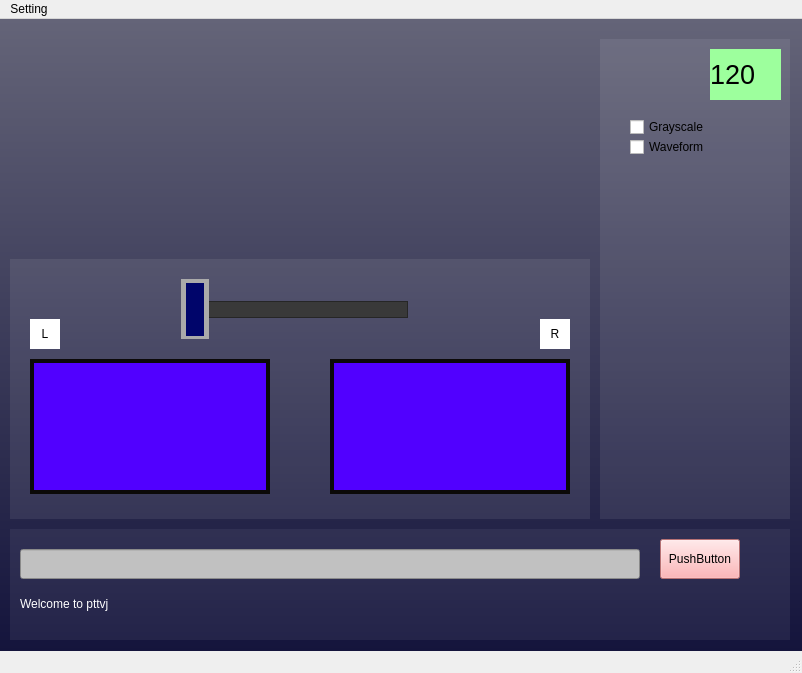
The window that pttvj/mainwindow.ui (monptt/pttvj) describes before a commit, drawn with Qt 5.
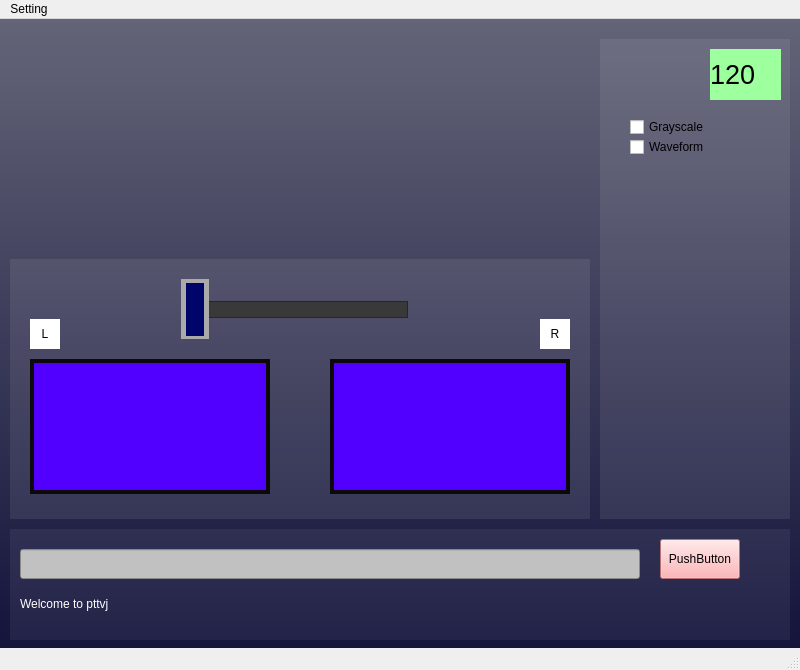
The same window after the commit.

Commit message: window size fix

Patch:
```diff
--- a/pttvj/mainwindow.ui
+++ b/pttvj/mainwindow.ui
@@ -6,10 +6,22 @@
    <rect>
     <x>0</x>
     <y>0</y>
-    <width>802</width>
-    <height>673</height>
+    <width>800</width>
+    <height>670</height>
    </rect>
   </property>
+  <property name="minimumSize">
+   <size>
+    <width>800</width>
+    <height>670</height>
+   </size>
+  </property>
+  <property name="maximumSize">
+   <size>
+    <width>800</width>
+    <height>670</height>
+   </size>
+  </property>
   <property name="windowTitle">
    <string>MainWindow</string>
   </property>
@@ -307,7 +319,7 @@
     <rect>
      <x>0</x>
      <y>0</y>
-     <width>802</width>
+     <width>800</width>
      <height>21</height>
     </rect>
    </property>
```
